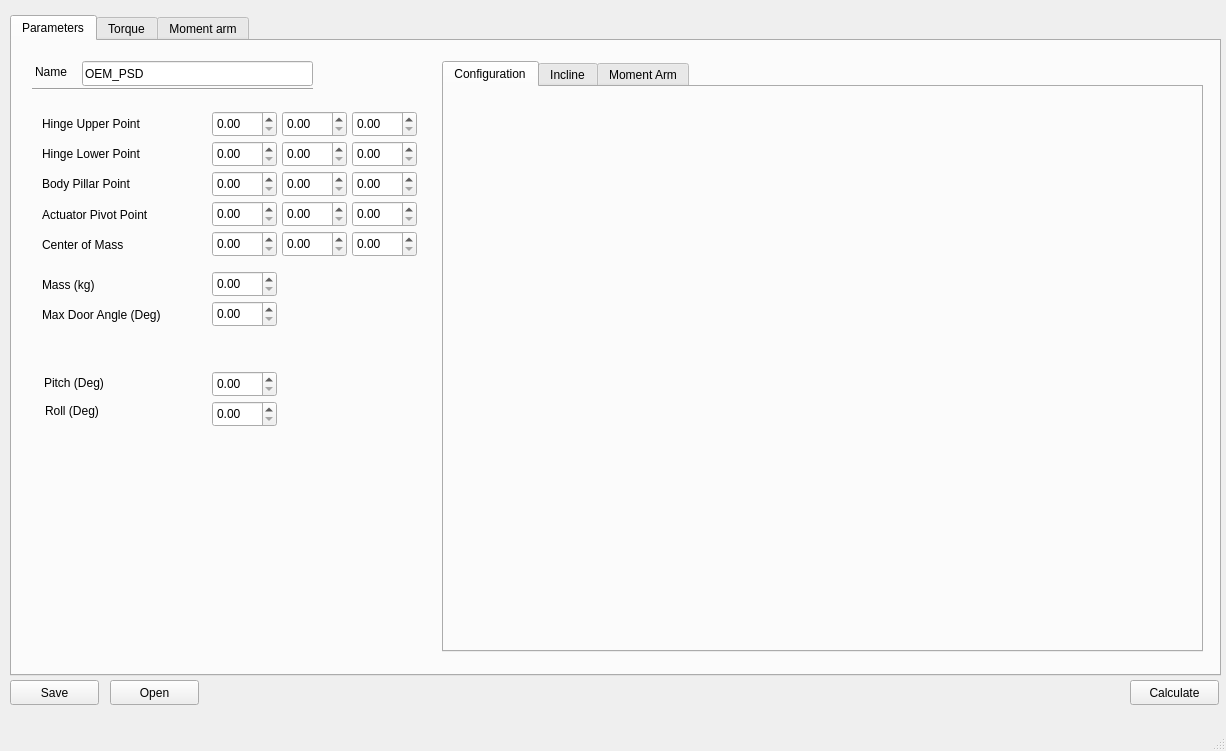
Before: the Qt Designer form gui/door_model.ui in jandaa/door-model, drawn with Qt 5.
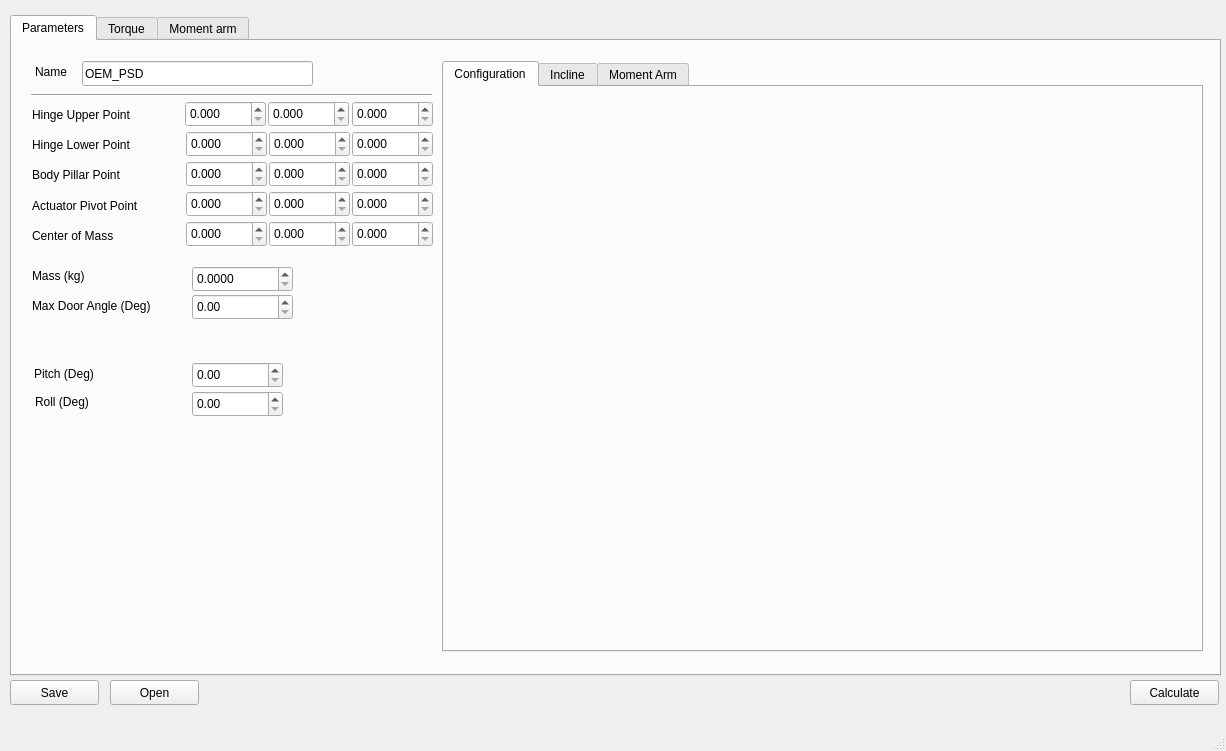
After: the same form once the commit is applied.

Commit message: Adds re-calculation

Patch:
```diff
--- a/gui/door_model.ui
+++ b/gui/door_model.ui
@@ -46,9 +46,9 @@
      <widget class="Line" name="line">
       <property name="geometry">
        <rect>
-        <x>20</x>
-        <y>40</y>
-        <width>281</width>
+        <x>19</x>
+        <y>46</y>
+        <width>401</width>
         <height>16</height>
        </rect>
       </property>
@@ -59,28 +59,27 @@
      <widget class="QDoubleSpinBox" name="doubleSpinBox">
       <property name="geometry">
        <rect>
-        <x>200</x>
-        <y>70</y>
-        <width>65</width>
+        <x>173</x>
+        <y>60</y>
+        <width>81</width>
         <height>26</height>
        </rect>
       </property>
-     </widget>
-     <widget class="QDoubleSpinBox" name="doubleSpinBox_2">
-      <property name="geometry">
-       <rect>
-        <x>270</x>
-        <y>70</y>
-        <width>65</width>
-        <height>26</height>
-       </rect>
+      <property name="decimals">
+       <number>3</number>
+      </property>
+      <property name="maximum">
+       <double>9999.000000000000000</double>
+      </property>
+      <property name="singleStep">
+       <double>0.001000000000000</double>
       </property>
      </widget>
      <widget class="QLabel" name="label">
       <property name="geometry">
        <rect>
-        <x>30</x>
-        <y>74</y>
+        <x>20</x>
+        <y>65</y>
         <width>131</width>
         <height>17</height>
        </rect>
@@ -115,31 +114,11 @@
        <string>Name</string>
       </property>
      </widget>
-     <widget class="QDoubleSpinBox" name="doubleSpinBox_3">
-      <property name="geometry">
-       <rect>
-        <x>340</x>
-        <y>70</y>
-        <width>65</width>
-        <height>26</height>
-       </rect>
-      </property>
-     </widget>
-     <widget class="QDoubleSpinBox" name="doubleSpinBox_4">
-      <property name="geometry">
-       <rect>
-        <x>270</x>
-        <y>100</y>
-        <width>65</width>
-        <height>26</height>
-       </rect>
-      </property>
-     </widget>
      <widget class="QLabel" name="label_3">
       <property name="geometry">
        <rect>
-        <x>30</x>
-        <y>104</y>
+        <x>20</x>
+        <y>95</y>
         <width>131</width>
         <height>17</height>
        </rect>
@@ -148,51 +127,11 @@
        <string>Hinge Lower Point</string>
       </property>
      </widget>
-     <widget class="QDoubleSpinBox" name="doubleSpinBox_5">
-      <property name="geometry">
-       <rect>
-        <x>340</x>
-        <y>100</y>
-        <width>65</width>
-        <height>26</height>
-       </rect>
-      </property>
-     </widget>
-     <widget class="QDoubleSpinBox" name="doubleSpinBox_6">
-      <property name="geometry">
-       <rect>
-        <x>200</x>
-        <y>100</y>
-        <width>65</width>
-        <height>26</height>
-       </rect>
-      </property>
-     </widget>
-     <widget class="QDoubleSpinBox" name="doubleSpinBox_7">
-      <property name="geometry">
-       <rect>
-        <x>270</x>
-        <y>130</y>
-        <width>65</width>
-        <height>26</height>
-       </rect>
-      </property>
-     </widget>
-     <widget class="QDoubleSpinBox" name="doubleSpinBox_8">
-      <property name="geometry">
-       <rect>
-        <x>200</x>
-        <y>130</y>
-        <width>65</width>
-        <height>26</height>
-       </rect>
-      </property>
-     </widget>
      <widget class="QLabel" name="label_4">
       <property name="geometry">
        <rect>
-        <x>30</x>
-        <y>134</y>
+        <x>20</x>
+        <y>125</y>
         <width>131</width>
         <height>17</height>
        </rect>
@@ -201,41 +140,11 @@
        <string>Body Pillar Point</string>
       </property>
      </widget>
-     <widget class="QDoubleSpinBox" name="doubleSpinBox_9">
-      <property name="geometry">
-       <rect>
-        <x>340</x>
-        <y>130</y>
-        <width>65</width>
-        <height>26</height>
-       </rect>
-      </property>
-     </widget>
-     <widget class="QDoubleSpinBox" name="doubleSpinBox_10">
-      <property name="geometry">
-       <rect>
-        <x>270</x>
-        <y>160</y>
-        <width>65</width>
-        <height>26</height>
-       </rect>
-      </property>
-     </widget>
-     <widget class="QDoubleSpinBox" name="doubleSpinBox_11">
-      <property name="geometry">
-       <rect>
-        <x>340</x>
-        <y>160</y>
-        <width>65</width>
-        <height>26</height>
-       </rect>
-      </property>
-     </widget>
      <widget class="QLabel" name="label_5">
       <property name="geometry">
        <rect>
-        <x>30</x>
-        <y>164</y>
+        <x>20</x>
+        <y>155</y>
         <width>141</width>
         <height>20</height>
        </rect>
@@ -244,21 +153,11 @@
        <string>Actuator Pivot Point</string>
       </property>
      </widget>
-     <widget class="QDoubleSpinBox" name="doubleSpinBox_12">
-      <property name="geometry">
-       <rect>
-        <x>200</x>
-        <y>160</y>
-        <width>65</width>
-        <height>26</height>
-       </rect>
-      </property>
-     </widget>
      <widget class="QLabel" name="label_6">
       <property name="geometry">
        <rect>
-        <x>30</x>
-        <y>194</y>
+        <x>20</x>
+        <y>185</y>
         <width>141</width>
         <height>20</height>
        </rect>
@@ -267,51 +166,11 @@
        <string>Center of Mass</string>
       </property>
      </widget>
-     <widget class="QDoubleSpinBox" name="doubleSpinBox_13">
-      <property name="geometry">
-       <rect>
-        <x>270</x>
-        <y>190</y>
-        <width>65</width>
-        <height>26</height>
-       </rect>
-      </property>
-     </widget>
-     <widget class="QDoubleSpinBox" name="doubleSpinBox_14">
-      <property name="geometry">
-       <rect>
-        <x>340</x>
-        <y>190</y>
-        <width>65</width>
-        <height>26</height>
-       </rect>
-      </property>
-     </widget>
-     <widget class="QDoubleSpinBox" name="doubleSpinBox_15">
-      <property name="geometry">
-       <rect>
-        <x>200</x>
-        <y>190</y>
-        <width>65</width>
-        <height>26</height>
-       </rect>
-      </property>
-     </widget>
-     <widget class="QDoubleSpinBox" name="doubleSpinBox_16">
-      <property name="geometry">
-       <rect>
-        <x>200</x>
-        <y>230</y>
-        <width>65</width>
-        <height>26</height>
-       </rect>
-      </property>
-     </widget>
      <widget class="QLabel" name="label_7">
       <property name="geometry">
        <rect>
-        <x>30</x>
-        <y>234</y>
+        <x>20</x>
+        <y>225</y>
         <width>141</width>
         <height>20</height>
        </rect>
@@ -323,8 +182,8 @@
      <widget class="QLabel" name="label_8">
       <property name="geometry">
        <rect>
-        <x>30</x>
-        <y>264</y>
+        <x>20</x>
+        <y>255</y>
         <width>161</width>
         <height>20</height>
        </rect>
@@ -336,19 +195,9 @@
      <widget class="QDoubleSpinBox" name="doubleSpinBox_17">
       <property name="geometry">
        <rect>
-        <x>200</x>
-        <y>260</y>
-        <width>65</width>
-        <height>26</height>
-       </rect>
-      </property>
-     </widget>
-     <widget class="QDoubleSpinBox" name="doubleSpinBox_18">
-      <property name="geometry">
-       <rect>
-        <x>200</x>
-        <y>330</y>
-        <width>65</width>
+        <x>180</x>
+        <y>321</y>
+        <width>91</width>
         <height>26</height>
        </rect>
       </property>
@@ -356,8 +205,8 @@
      <widget class="QLabel" name="label_9">
       <property name="geometry">
        <rect>
-        <x>32</x>
-        <y>332</y>
+        <x>22</x>
+        <y>323</y>
         <width>91</width>
         <height>20</height>
        </rect>
@@ -369,9 +218,9 @@
      <widget class="QDoubleSpinBox" name="doubleSpinBox_19">
       <property name="geometry">
        <rect>
-        <x>200</x>
-        <y>360</y>
-        <width>65</width>
+        <x>180</x>
+        <y>350</y>
+        <width>91</width>
         <height>26</height>
        </rect>
       </property>
@@ -379,8 +228,8 @@
      <widget class="QLabel" name="label_10">
       <property name="geometry">
        <rect>
-        <x>33</x>
-        <y>360</y>
+        <x>23</x>
+        <y>351</y>
         <width>91</width>
         <height>20</height>
        </rect>
@@ -417,6 +266,307 @@
        </attribute>
       </widget>
      </widget>
+     <widget class="QDoubleSpinBox" name="hinge_upper_y">
+      <property name="geometry">
+       <rect>
+        <x>256</x>
+        <y>60</y>
+        <width>81</width>
+        <height>26</height>
+       </rect>
+      </property>
+      <property name="decimals">
+       <number>3</number>
+      </property>
+      <property name="maximum">
+       <double>9999.000000000000000</double>
+      </property>
+      <property name="singleStep">
+       <double>0.001000000000000</double>
+      </property>
+     </widget>
+     <widget class="QDoubleSpinBox" name="hinge_upper_z">
+      <property name="geometry">
+       <rect>
+        <x>340</x>
+        <y>60</y>
+        <width>81</width>
+        <height>26</height>
+       </rect>
+      </property>
+      <property name="decimals">
+       <number>3</number>
+      </property>
+      <property name="maximum">
+       <double>9999.000000000000000</double>
+      </property>
+      <property name="singleStep">
+       <double>0.001000000000000</double>
+      </property>
+     </widget>
+     <widget class="QDoubleSpinBox" name="hinge_lower_x">
+      <property name="geometry">
+       <rect>
+        <x>174</x>
+        <y>90</y>
+        <width>81</width>
+        <height>26</height>
+       </rect>
+      </property>
+      <property name="decimals">
+       <number>3</number>
+      </property>
+      <property name="maximum">
+       <double>9999.000000000000000</double>
+      </property>
+      <property name="singleStep">
+       <double>0.001000000000000</double>
+      </property>
+     </widget>
+     <widget class="QDoubleSpinBox" name="hinge_lower_y">
+      <property name="geometry">
+       <rect>
+        <x>257</x>
+        <y>90</y>
+        <width>81</width>
+        <height>26</height>
+       </rect>
+      </property>
+      <property name="decimals">
+       <number>3</number>
+      </property>
+      <property name="maximum">
+       <double>9999.000000000000000</double>
+      </property>
+      <property name="singleStep">
+       <double>0.001000000000000</double>
+      </property>
+     </widget>
+     <widget class="QDoubleSpinBox" name="hinge_lower_z">
+      <property name="geometry">
+       <rect>
+        <x>340</x>
+        <y>90</y>
+        <width>81</width>
+        <height>26</height>
+       </rect>
+      </property>
+      <property name="decimals">
+       <number>3</number>
+      </property>
+      <property name="maximum">
+       <double>9999.000000000000000</double>
+      </property>
+      <property name="singleStep">
+       <double>0.001000000000000</double>
+      </property>
+     </widget>
+     <widget class="QDoubleSpinBox" name="body_pillar_x">
+      <property name="geometry">
+       <rect>
+        <x>174</x>
+        <y>120</y>
+        <width>81</width>
+        <height>26</height>
+       </rect>
+      </property>
+      <property name="decimals">
+       <number>3</number>
+      </property>
+      <property name="maximum">
+       <double>9999.000000000000000</double>
+      </property>
+      <property name="singleStep">
+       <double>0.001000000000000</double>
+      </property>
+     </widget>
+     <widget class="QDoubleSpinBox" name="body_pillar_y">
+      <property name="geometry">
+       <rect>
+        <x>257</x>
+        <y>120</y>
+        <width>81</width>
+        <height>26</height>
+       </rect>
+      </property>
+      <property name="decimals">
+       <number>3</number>
+      </property>
+      <property name="maximum">
+       <double>9999.000000000000000</double>
+      </property>
+      <property name="singleStep">
+       <double>0.001000000000000</double>
+      </property>
+     </widget>
+     <widget class="QDoubleSpinBox" name="body_pillar_z">
+      <property name="geometry">
+       <rect>
+        <x>340</x>
+        <y>120</y>
+        <width>81</width>
+        <height>26</height>
+       </rect>
+      </property>
+      <property name="decimals">
+       <number>3</number>
+      </property>
+      <property name="maximum">
+       <double>9999.000000000000000</double>
+      </property>
+      <property name="singleStep">
+       <double>0.001000000000000</double>
+      </property>
+     </widget>
+     <widget class="QDoubleSpinBox" name="actuator_pivot_x">
+      <property name="geometry">
+       <rect>
+        <x>174</x>
+        <y>150</y>
+        <width>81</width>
+        <height>26</height>
+       </rect>
+      </property>
+      <property name="decimals">
+       <number>3</number>
+      </property>
+      <property name="maximum">
+       <double>9999.000000000000000</double>
+      </property>
+      <property name="singleStep">
+       <double>0.001000000000000</double>
+      </property>
+     </widget>
+     <widget class="QDoubleSpinBox" name="actuator_pivot_y">
+      <property name="geometry">
+       <rect>
+        <x>257</x>
+        <y>150</y>
+        <width>81</width>
+        <height>26</height>
+       </rect>
+      </property>
+      <property name="decimals">
+       <number>3</number>
+      </property>
+      <property name="maximum">
+       <double>9999.000000000000000</double>
+      </property>
+      <property name="singleStep">
+       <double>0.001000000000000</double>
+      </property>
+     </widget>
+     <widget class="QDoubleSpinBox" name="actuator_pivot_z">
+      <property name="geometry">
+       <rect>
+        <x>340</x>
+        <y>150</y>
+        <width>81</width>
+        <height>26</height>
+       </rect>
+      </property>
+      <property name="decimals">
+       <number>3</number>
+      </property>
+      <property name="maximum">
+       <double>9999.000000000000000</double>
+      </property>
+      <property name="singleStep">
+       <double>0.001000000000000</double>
+      </property>
+     </widget>
+     <widget class="QDoubleSpinBox" name="center_of_mass_x">
+      <property name="geometry">
+       <rect>
+        <x>174</x>
+        <y>180</y>
+        <width>81</width>
+        <height>26</height>
+       </rect>
+      </property>
+      <property name="decimals">
+       <number>3</number>
+      </property>
+      <property name="maximum">
+       <double>9999.000000000000000</double>
+      </property>
+      <property name="singleStep">
+       <double>0.001000000000000</double>
+      </property>
+     </widget>
+     <widget class="QDoubleSpinBox" name="center_of_mass_y">
+      <property name="geometry">
+       <rect>
+        <x>257</x>
+        <y>180</y>
+        <width>81</width>
+        <height>26</height>
+       </rect>
+      </property>
+      <property name="decimals">
+       <number>3</number>
+      </property>
+      <property name="maximum">
+       <double>9999.000000000000000</double>
+      </property>
+      <property name="singleStep">
+       <double>0.001000000000000</double>
+      </property>
+     </widget>
+     <widget class="QDoubleSpinBox" name="center_of_mass_z">
+      <property name="geometry">
+       <rect>
+        <x>340</x>
+        <y>180</y>
+        <width>81</width>
+        <height>26</height>
+       </rect>
+      </property>
+      <property name="decimals">
+       <number>3</number>
+      </property>
+      <property name="maximum">
+       <double>9999.000000000000000</double>
+      </property>
+      <property name="singleStep">
+       <double>0.001000000000000</double>
+      </property>
+     </widget>
+     <widget class="QDoubleSpinBox" name="mass_in_kg">
+      <property name="geometry">
+       <rect>
+        <x>180</x>
+        <y>225</y>
+        <width>101</width>
+        <height>26</height>
+       </rect>
+      </property>
+      <property name="decimals">
+       <number>4</number>
+      </property>
+      <property name="maximum">
+       <double>99.989999999999995</double>
+      </property>
+      <property name="singleStep">
+       <double>0.000100000000000</double>
+      </property>
+     </widget>
+     <widget class="QDoubleSpinBox" name="max_door_angle_in_degrees">
+      <property name="geometry">
+       <rect>
+        <x>180</x>
+        <y>253</y>
+        <width>101</width>
+        <height>26</height>
+       </rect>
+      </property>
+      <property name="maximum">
+       <double>999.990000000000009</double>
+      </property>
+      <property name="singleStep">
+       <double>0.010000000000000</double>
+      </property>
+     </widget>
     </widget>
     <widget class="QWidget" name="torque">
      <attribute name="title">
```
Left out of the diff: 8 changed lines with no effect on the pictures. The commit also changes 2 other files.
